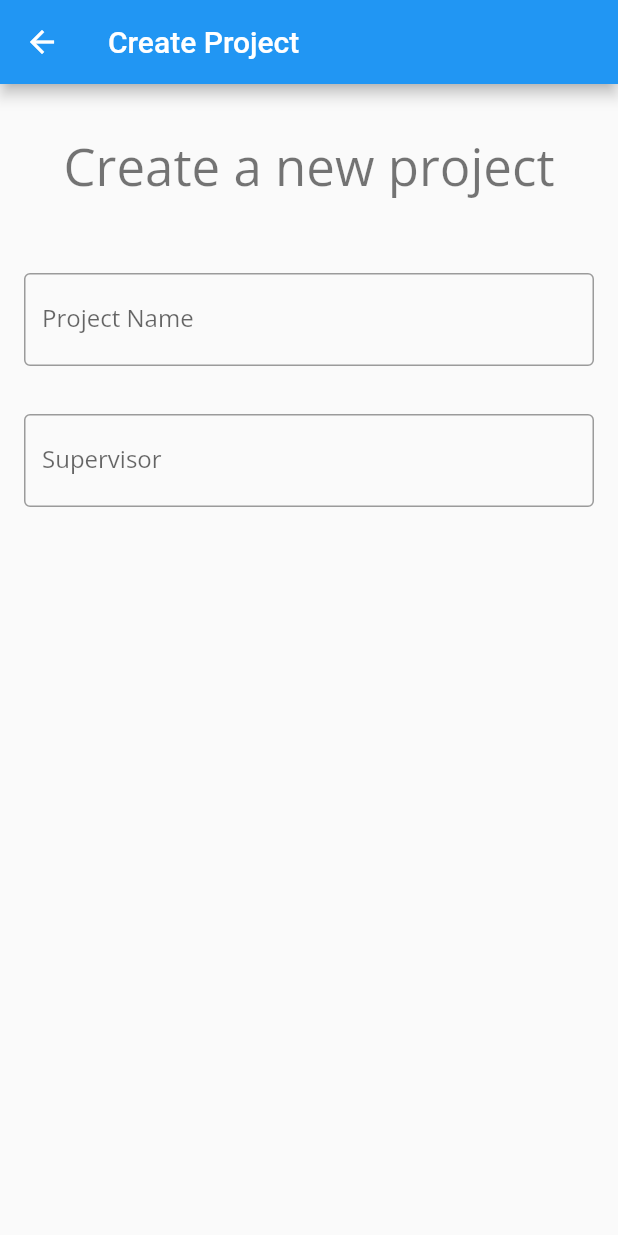
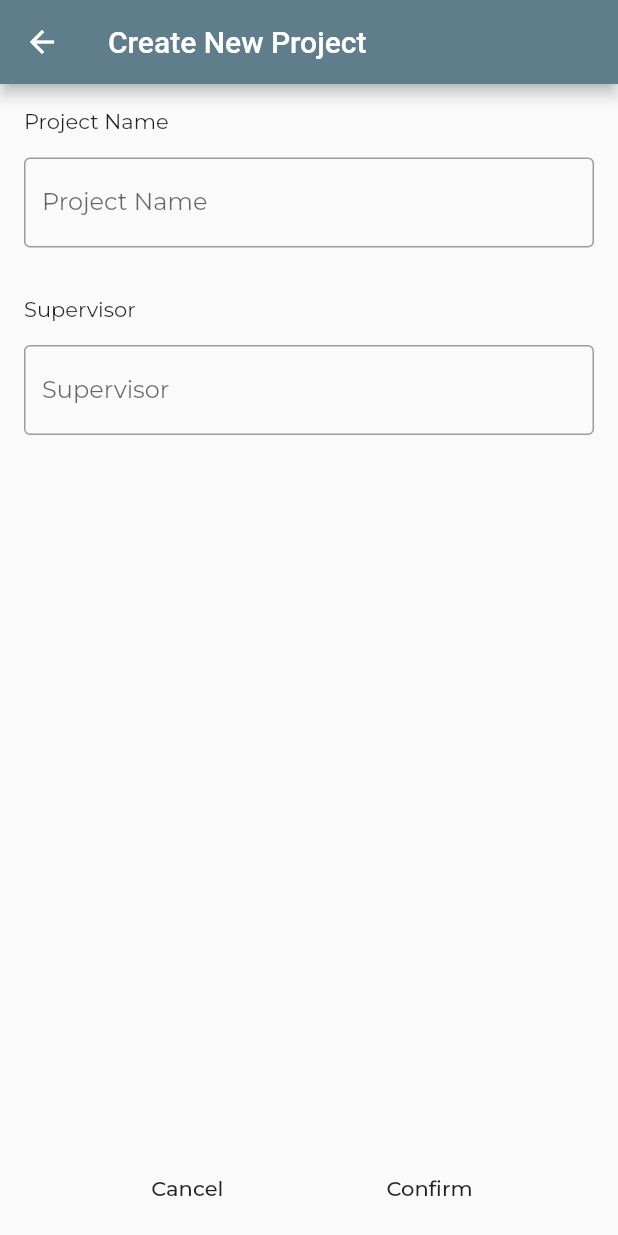
Before and after one commit to viniciusbenite/makerlab2020, a Flutter app: the CreateProject screen opened by its route, on a phone screen of 412 x 824 dp. Run offline on Flutter 3.47's test engine with Material 2 defaults, Android fonts, the phone set to English and light mode, and no system bars; our stand-ins replace google_fonts; network calls fail.

Commit message:
create project layout done

```diff
--- a/makerlab/lib/main.dart
+++ b/makerlab/lib/main.dart
@@ -19,10 +19,10 @@ class MyApp extends StatelessWidget {
     return MaterialApp(
       title: 'DETI MakerLab',
       theme: ThemeData(
-          primarySwatch: Colors.blue,
+          primarySwatch: Colors.blueGrey,
           visualDensity: VisualDensity.adaptivePlatformDensity,
           textTheme:
-              GoogleFonts.openSansTextTheme(Theme.of(context).textTheme)),
+              GoogleFonts.montserratTextTheme(Theme.of(context).textTheme)),
       home: MyHomePage(title: 'DETI MakerLab'),
       routes: {
         '/about/what': (context) => WhatDetails(),
--- a/makerlab/lib/screens/create.dart
+++ b/makerlab/lib/screens/create.dart
@@ -12,17 +12,20 @@ class _CreateProjectState extends State<CreateProject> {
   Widget build(BuildContext context) {
     return Scaffold(
       appBar: AppBar(
-        title: Text('Create Project'),
+        title: Text('Create New Project'),
       ),
-      body: ListView(
+      body: Stack(
+        children: [
+          Column(
+            mainAxisAlignment: MainAxisAlignment.start,
+            mainAxisSize: MainAxisSize.max,
+            crossAxisAlignment: CrossAxisAlignment.start,
             children: [
               Container(
-            padding: EdgeInsets.all(32.0),
-            child: Center(
+                padding: EdgeInsets.only(left: 16.0, top: 16.0),
                 child: Text(
-                'Create a new project',
-                style: Theme.of(context).textTheme.headline4,
-              ),
+                  'Project Name',
+                  textAlign: TextAlign.start,
                 ),
               ),
               Container(
@@ -33,6 +36,12 @@ class _CreateProjectState extends State<CreateProject> {
                     labelText: 'Project Name',
                     border: OutlineInputBorder(),
                   ),
+                ),
+              ),
+              Container(
+                padding: EdgeInsets.only(left: 16.0, top: 16.0),
+                child: Text(
+                  'Supervisor',
                 ),
               ),
               Container(
@@ -47,6 +56,82 @@ class _CreateProjectState extends State<CreateProject> {
               ),
             ],
           ),
+          Positioned(
+            child: Align(
+              alignment: FractionalOffset.bottomCenter,
+              child: Padding(
+                padding: const EdgeInsets.all(8.0),
+                child: Row(
+                  mainAxisSize: MainAxisSize.max,
+                  mainAxisAlignment: MainAxisAlignment.spaceEvenly,
+                  children: [
+                    FlatButton(
+                      onPressed: () {},
+                      child: Text('Cancel'),
+                    ),
+                    FlatButton(
+                      onPressed: () {},
+                      child: Text('Confirm'),
+                    ),
+                  ],
+                ),
+              ),
+            ),
+          ),
+        ],
+//        child: Column(
+//          mainAxisAlignment: MainAxisAlignment.start,
+//          mainAxisSize: MainAxisSize.max,
+//          crossAxisAlignment: CrossAxisAlignment.start,
+//          children: [
+//            Container(
+//              padding: EdgeInsets.only(left: 16.0, top: 16.0),
+//              child: Text(
+//                'Project Name',
+//                textAlign: TextAlign.start,
+//              ),
+//            ),
+//            Container(
+//              padding: EdgeInsets.all(16.0),
+//              child: TextFormField(
+//                cursorColor: Theme.of(context).cursorColor,
+//                decoration: InputDecoration(
+//                  labelText: 'Project Name',
+//                  border: OutlineInputBorder(),
+//                ),
+//              ),
+//            ),
+//            Container(
+//              padding: EdgeInsets.only(left: 16.0, top: 16.0),
+//              child: Text(
+//                'Supervisor',
+//              ),
+//            ),
+//            Container(
+//              padding: EdgeInsets.all(16.0),
+//              child: TextFormField(
+//                cursorColor: Theme.of(context).cursorColor,
+//                decoration: InputDecoration(
+//                  labelText: 'Supervisor',
+//                  border: OutlineInputBorder(),
+//                ),
+//              ),
+//            ),
+////            Row(
+////              children: [
+////                FlatButton(
+////                  onPressed: () {},
+////                  child: Text('Cancel'),
+////                ),
+////                FlatButton(
+////                  onPressed: () {},
+////                  child: Text('Confirm'),
+////                ),
+////              ],
+////            )
+//          ],
+//        ),
+      ),
     );
   }
 }
--- a/makerlab/lib/widgets/fab.dart
+++ b/makerlab/lib/widgets/fab.dart
@@ -105,7 +105,7 @@ class FABBottomAppBarState extends State<FABBottomAppBar> {
                 Icon(item.iconData, color: color, size: widget.iconSize),
                 Text(
                   item.text,
-                  style: TextStyle(color: color),
+                  style: TextStyle(color: color, fontSize: 12),
                 )
               ],
             ),
```
Lines whose indentation alone changed are shown as unchanged.
